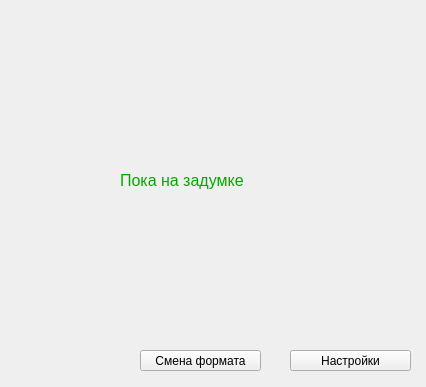
Above: MyProject/day_short.ui from klilukqq/youlab before the change. Below: the same form after it.
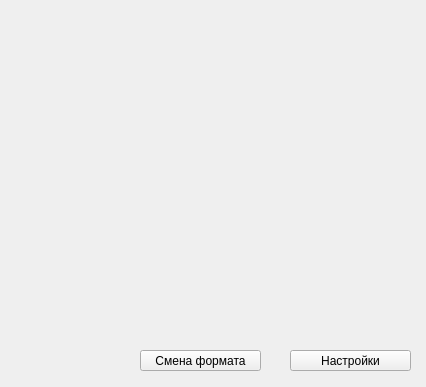
That is the form after the change.

Patch:
```diff
--- a/MyProject/day_short.ui
+++ b/MyProject/day_short.ui
@@ -13,19 +13,6 @@
   <property name="windowTitle">
    <string>Form</string>
   </property>
-  <widget class="QLabel" name="label">
-   <property name="geometry">
-    <rect>
-     <x>120</x>
-     <y>160</y>
-     <width>141</width>
-     <height>41</height>
-    </rect>
-   </property>
-   <property name="text">
-    <string>&lt;html&gt;&lt;head/&gt;&lt;body&gt;&lt;p&gt;&lt;span style=&quot; font-size:12pt; color:#00aa00;&quot;&gt;Пока на задумке&lt;/span&gt;&lt;/p&gt;&lt;/body&gt;&lt;/html&gt;</string>
-   </property>
-  </widget>
   <widget class="QPushButton" name="ChangeFormat">
    <property name="geometry">
     <rect>
```
